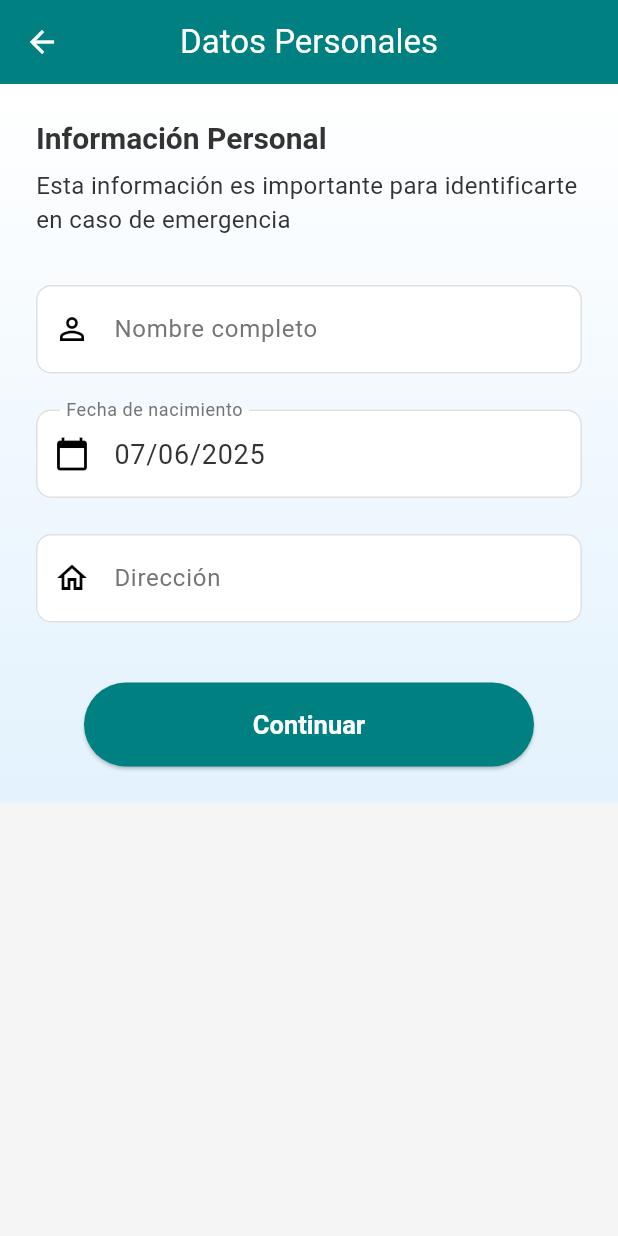
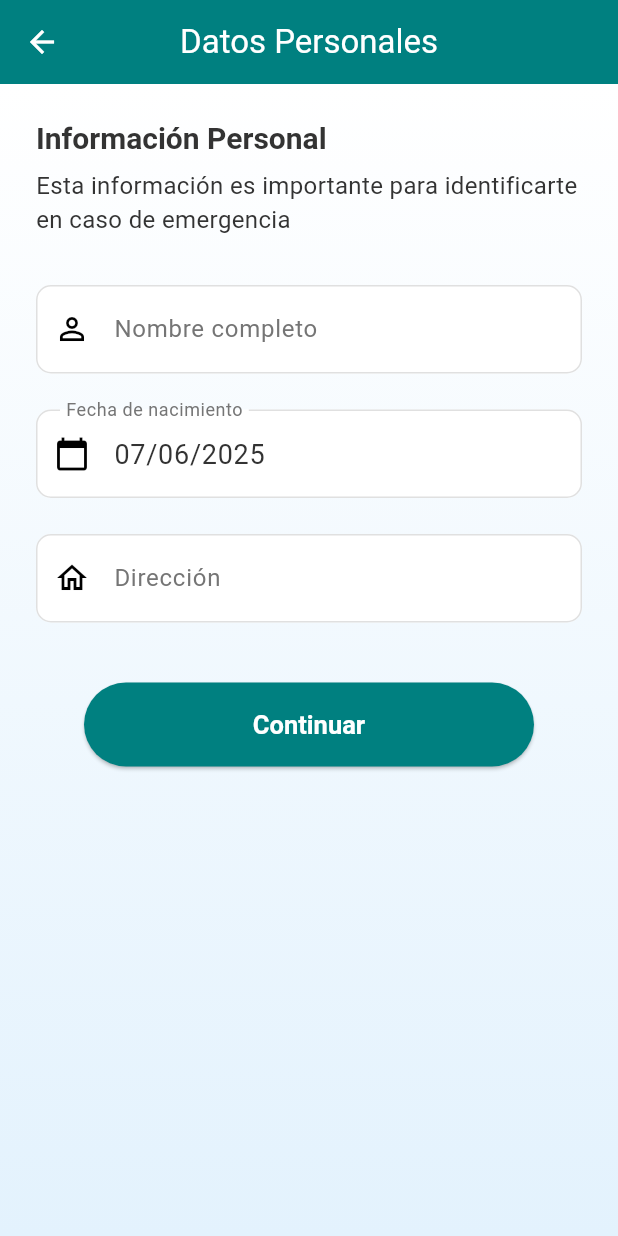
Before and after one commit to equipoAlzDev/appAlzAlert, a Flutter app: the ProfileSetupScreen screen opened directly, on a phone screen of 412 x 824 dp. Run offline on Flutter 3.47's test engine with Material 3 defaults, Android fonts, the phone set to English and light mode, and no system bars; our stand-ins replace cloud_firestore, firebase_auth, firebase_core, flutter_blue_plus, geocoding, geolocator and 2 more; missing offline and left inert: telephony; accounts and stored records are empty.

Commit message:
Se configuró que el fondo aplique a toda la pantalla en dos vistas

```diff
--- a/lib/screens/profile/medical_info_screen.dart
+++ b/lib/screens/profile/medical_info_screen.dart
@@ -201,6 +201,8 @@ class _MedicalInfoScreenState extends State<MedicalInfoScreen> {
           _isLoading
               ? const Center(child: CircularProgressIndicator())
               : Container(
+                height: double.infinity,
+                width: double.infinity,
                 decoration: BoxDecoration(
                   gradient: LinearGradient(
                     begin: Alignment.topCenter,
--- a/lib/screens/profile/profile_setup_screen.dart
+++ b/lib/screens/profile/profile_setup_screen.dart
@@ -141,6 +141,8 @@ class _ProfileSetupScreenState extends State<ProfileSetupScreen> {
             backgroundColor: AppTheme.primaryBlue,
           ),
           body: Container(
+            height: double.infinity,
+            width: double.infinity,
             decoration: BoxDecoration(
               gradient: LinearGradient(
                 begin: Alignment.topCenter,
```
